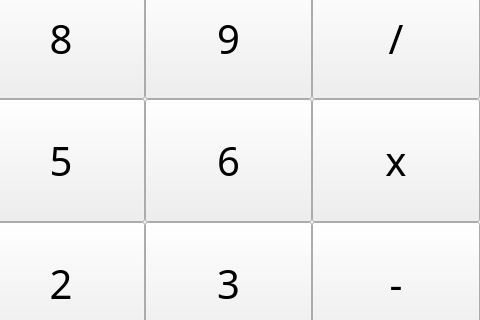
Before: the Qt Designer form practice1/calculator/calculator.ui in xxhfln/QTCourse, drawn with Qt 5; both pictures show x 191 to 671 and y 255 to 575 of the 671 by 714 pixel window.
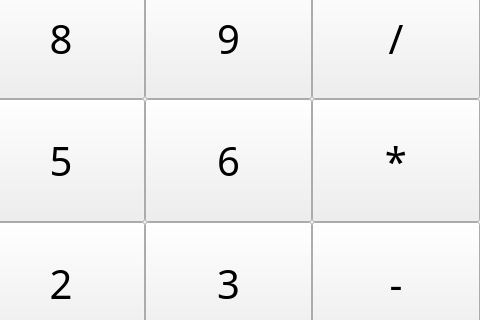
After: the same form once the commit is applied. Icons and pictures are not drawn.

```diff
--- a/practice1/calculator/calculator.ui
+++ b/practice1/calculator/calculator.ui
@@ -440,7 +440,7 @@
         </font>
        </property>
        <property name="text">
-        <string>x</string>
+        <string>*</string>
        </property>
       </widget>
      </item>
```
Left out of the diff: 3 changed lines with no effect on the pictures.
